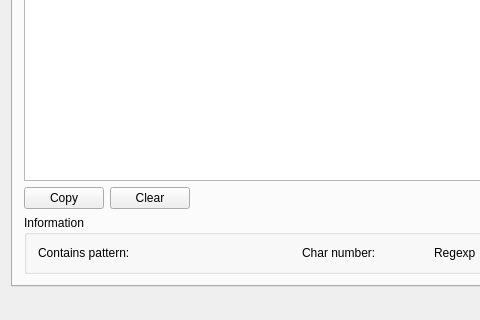
Above: CodeHelper/mainwindow.ui from matthiaszeller/CodeHelper before the change; both pictures show x 0 to 480 and y 447 to 767 of the 862 by 767 pixel window. Below: the same form after it.
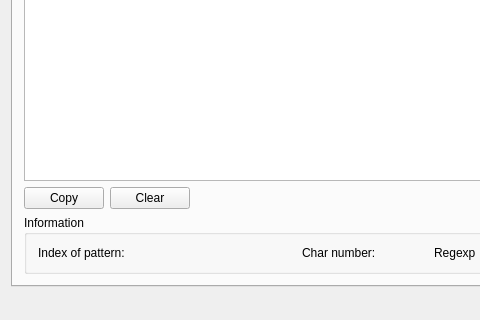
That is the form after the change. The open tabs and pages were chosen to show the change.

Commit message: text tools : change true/false to indexof

Patch:
```diff
--- a/CodeHelper/mainwindow.ui
+++ b/CodeHelper/mainwindow.ui
@@ -504,7 +504,7 @@
            <item row="0" column="0">
             <widget class="QLabel" name="label_10">
              <property name="text">
-              <string>Contains pattern:</string>
+              <string>Index of pattern: </string>
              </property>
             </widget>
            </item>
```
Left out of the diff: 2 changed lines with no effect on the pictures. The commit also changes 1 other file.
